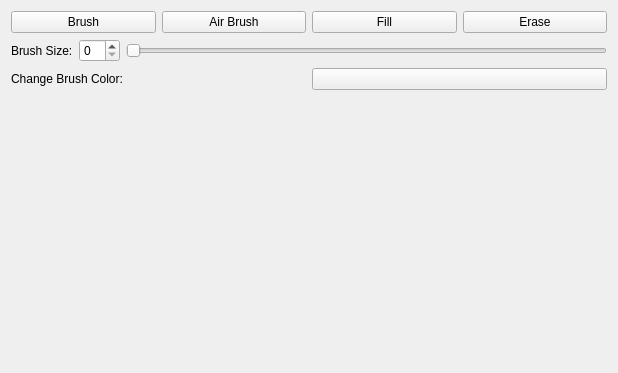
zxjorge/SpriteED, file brushproperties.ui: the form before one commit.
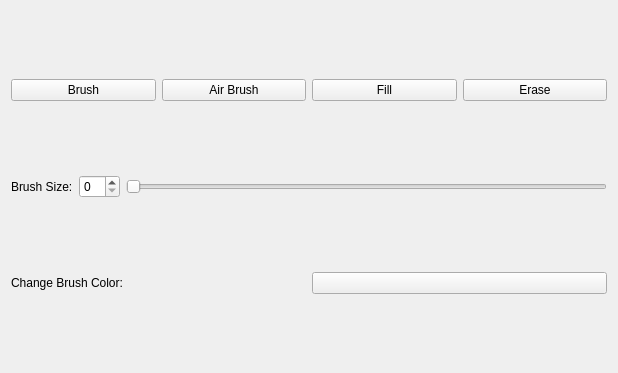
The form after the commit.

Commit message: spaced out frame ui and brush tool

What changed in the file:
```diff
--- a/brushproperties.ui
+++ b/brushproperties.ui
@@ -94,17 +94,6 @@
      </item>
     </layout>
    </item>
-   <item>
-    <layout class="QHBoxLayout" name="horizontalLayout_5">
-     <item>
-      <widget class="QLabel" name="label_3">
-       <property name="text">
-        <string/>
-       </property>
-      </widget>
-     </item>
-    </layout>
-   </item>
   </layout>
  </widget>
  <resources/>
```
